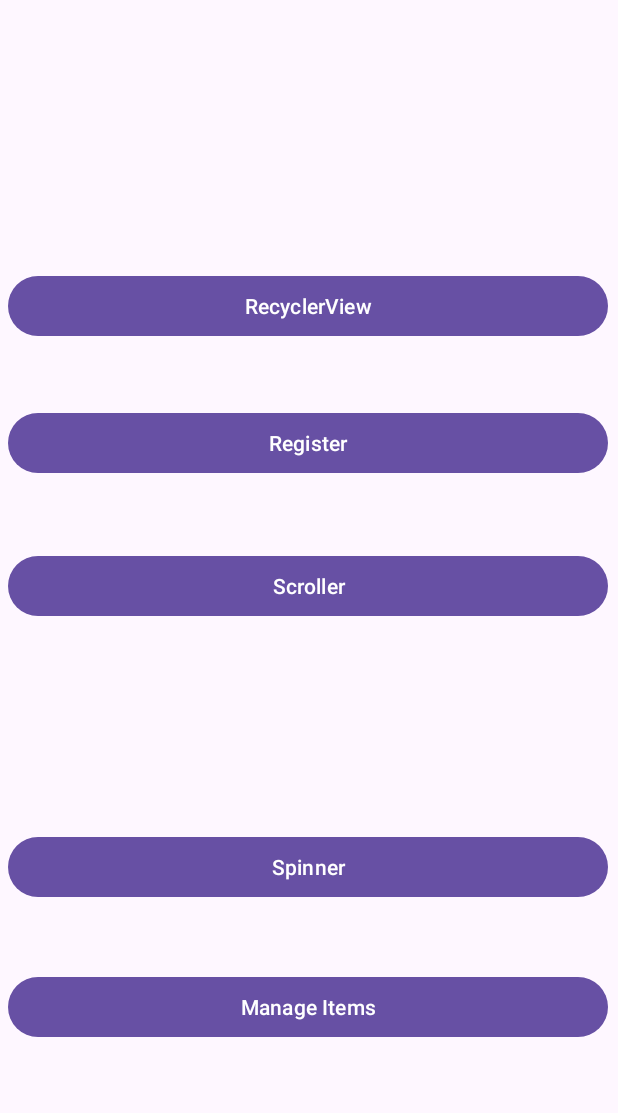
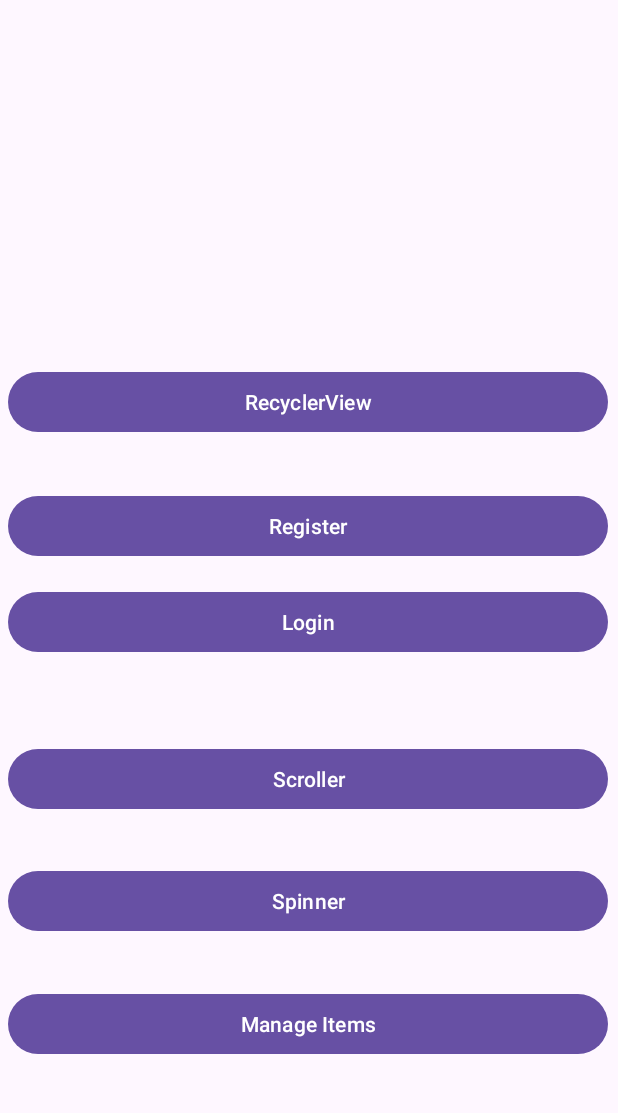
Before and after one commit to IsaacPicov/carbonFootprintApp, an Android app: the screen it shows after launch (MainActivity), on a phone screen of 412 x 824 dp, the part 29-1142 px from its top. Run offline under Robolectric (Android 15) with nearby library versions, the light colour scheme and no system bars; our stand-ins replace Firebase (no records; nobody signed in at launch, a user with empty details on screens opened directly).

Commit message:
Add login related ui

```diff
--- a/Starter Application/app/src/main/java/com/example/b07demosummer2024/HomeFragment.java
+++ b/Starter Application/app/src/main/java/com/example/b07demosummer2024/HomeFragment.java
@@ -19,6 +19,8 @@ public class HomeFragment extends Fragment {
 
         Button buttonRecyclerView = view.findViewById(R.id.buttonRecyclerView);
         Button buttonRegister = view.findViewById(R.id.buttonRegisteration);
+        Button buttonUserLogin = view.findViewById(R.id.buttonUserLogin);
+
         Button buttonScroller = view.findViewById(R.id.buttonScroller);
         Button buttonSpinner = view.findViewById(R.id.buttonSpinner);
         Button buttonManageItems = view.findViewById(R.id.buttonManageItems);
@@ -34,6 +36,13 @@ public class HomeFragment extends Fragment {
             @Override
             public void onClick(View v) {
                 loadFragment(new RegistrationFragment());
+            }
+        });
+
+        buttonUserLogin.setOnClickListener(new View.OnClickListener() {
+            @Override
+            public void onClick(View v) {
+                loadFragment(new LoginFragment());
             }
         });
 
--- a/Starter Application/app/src/main/res/layout/activity_home_fragment.xml
+++ b/Starter Application/app/src/main/res/layout/activity_home_fragment.xml
@@ -24,31 +24,44 @@
         android:text="@string/register"
         app:layout_constraintBottom_toTopOf="@+id/buttonScroller"
         app:layout_constraintEnd_toEndOf="parent"
-        app:layout_constraintHorizontal_bias="1.0"
+        app:layout_constraintHorizontal_bias="0.0"
         app:layout_constraintStart_toStartOf="parent"
         app:layout_constraintTop_toTopOf="parent"
-        app:layout_constraintVertical_bias="0.829" />
+        app:layout_constraintVertical_bias="0.703" />
+
+    <Button
+        android:id="@+id/buttonUserLogin"
+        android:layout_width="0dp"
+        android:layout_height="wrap_content"
+        android:text="@string/login"
+        app:layout_constraintTop_toBottomOf="@+id/buttonRegisteration"
+        app:layout_constraintStart_toStartOf="parent"
+        app:layout_constraintEnd_toEndOf="parent"
+        android:layout_marginTop="16dp"
+        android:layout_marginBottom="16dp" />
 
     <Button
         android:id="@+id/buttonScroller"
         android:layout_width="0dp"
         android:layout_height="wrap_content"
         android:text="@string/scroller"
-        app:layout_constraintTop_toBottomOf="@+id/buttonRecyclerView"
+        app:layout_constraintBottom_toTopOf="@+id/buttonSpinner"
+        app:layout_constraintEnd_toEndOf="parent"
+        app:layout_constraintHorizontal_bias="0.0"
         app:layout_constraintStart_toStartOf="parent"
-        app:layout_constraintEnd_toEndOf="parent"
-        app:layout_constraintBottom_toTopOf="@+id/buttonSpinner"/>
+        app:layout_constraintTop_toBottomOf="@+id/buttonUserLogin"
+        app:layout_constraintVertical_bias="0.631" />
 
     <Button
         android:id="@+id/buttonSpinner"
         android:layout_width="0dp"
         android:layout_height="wrap_content"
+        android:layout_marginBottom="116dp"
         android:text="@string/spinner"
         app:layout_constraintBottom_toBottomOf="parent"
         app:layout_constraintEnd_toEndOf="parent"
-        app:layout_constraintHorizontal_bias="0.0"
-        app:layout_constraintStart_toStartOf="parent"
-        app:layout_constraintTop_toBottomOf="@+id/buttonScroller" />
+        app:layout_constraintHorizontal_bias="1.0"
+        app:layout_constraintStart_toStartOf="parent" />
 
     <Button
         android:id="@+id/buttonManageItems"
--- a/Starter Application/app/src/main/res/values/strings.xml
+++ b/Starter Application/app/src/main/res/values/strings.xml
@@ -10,6 +10,7 @@
     <string name="spinner">Spinner</string>
     <string name="manage_items">Manage Items</string>
     <string name="register">Register</string>
+    <string name="login">Login</string>
 
     <string-array name="categories_array">
         <item>Books</item>
```
Also changed, not shown: Starter Application/app/src/main/res/layout/fragment_login.xml (added, +53 -0 lines).
